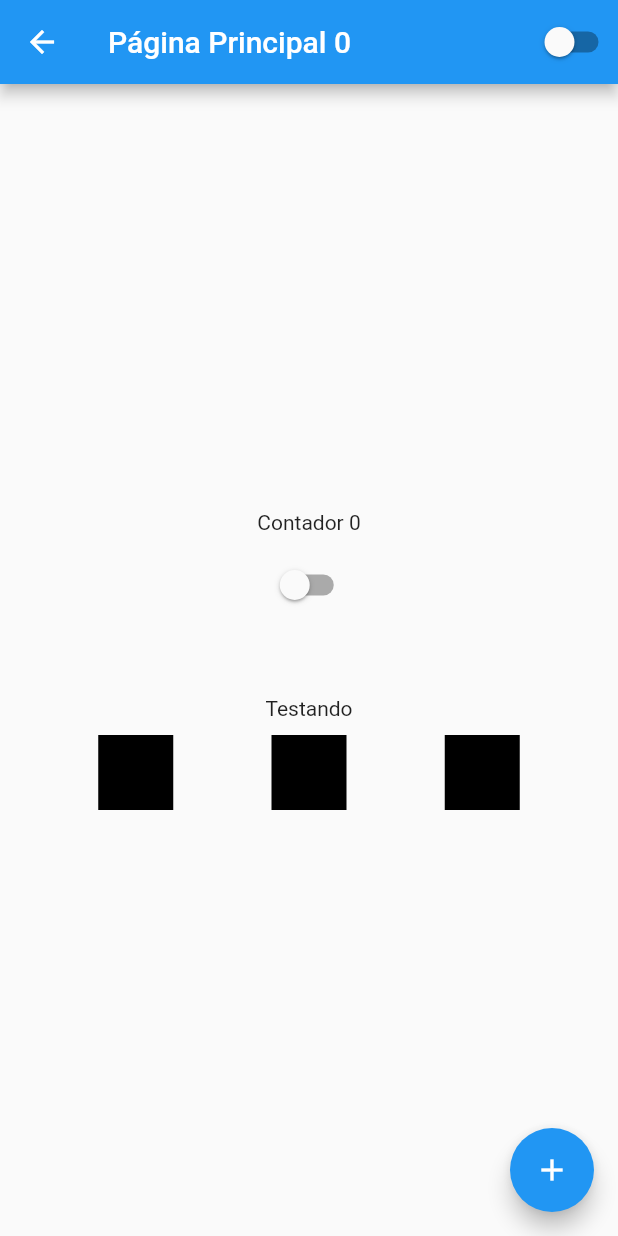
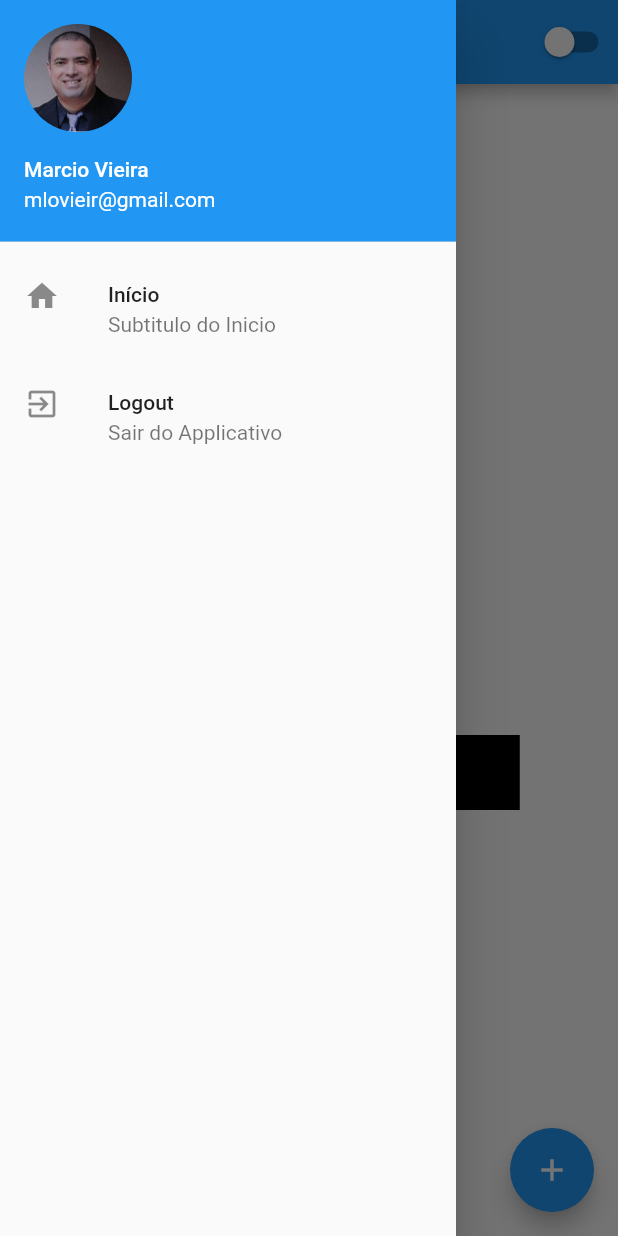
Before and after one commit to marciovbrazil/ola_mundo, a Flutter app: the HomePage screen opened by its route, with the side drawer open (before the commit the screen has no drawer), on a phone screen of 412 x 824 dp. Run offline on Flutter 3.47's test engine with Material 2 defaults, Android fonts, the phone set to English and light mode, and no system bars.

Commit message:
Versão Final

```diff
--- a/lib/home_page.dart
+++ b/lib/home_page.dart
@@ -18,6 +18,37 @@ class HomePageState extends State<HomePage> {
   @override
   Widget build(BuildContext context) {
     return Scaffold(
+      drawer: Drawer(
+        child: Column(
+          children: [
+            UserAccountsDrawerHeader(
+              currentAccountPicture: ClipRRect(
+                borderRadius: BorderRadius.circular(40),
+                child: Image.asset('assets/images/autor.jpg')
+              ),
+              accountName: Text('Marcio Vieira'),
+              accountEmail: Text('mlovieir@gmail.com'),
+              ),
+            ListTile(
+              leading: Icon(Icons.home),
+              title: Text('Início'),
+              subtitle: Text('Subtitulo do Inicio'),
+              onTap: () {
+                print('Inicio');
+              },
+            ),
+            ListTile(
+              leading: Icon(Icons.exit_to_app),
+              title: Text('Logout'),
+              subtitle: Text('Sair do Applicativo'),
+              onTap: () {
+                Navigator.of(context).pushReplacementNamed('/');
+              },
+            )
+
+          ],
+        ),
+      ),
       appBar: AppBar(
         title: Text('Página Principal $counter'),
         actions: [CustomSwitch(),]),
--- a/pubspec.yaml
+++ b/pubspec.yaml
@@ -48,6 +48,7 @@ flutter:
   assets:
      - assets/images/logo.png
      - assets/images/background.jpg
+     - assets/images/autor.jpg
 
   # An image asset can refer to one or more resolution-specific "variants", see
   # https://flutter.dev/assets-and-images/#resolution-aware.
```
Also changed, not shown: assets/images/autor.jpg (added).
